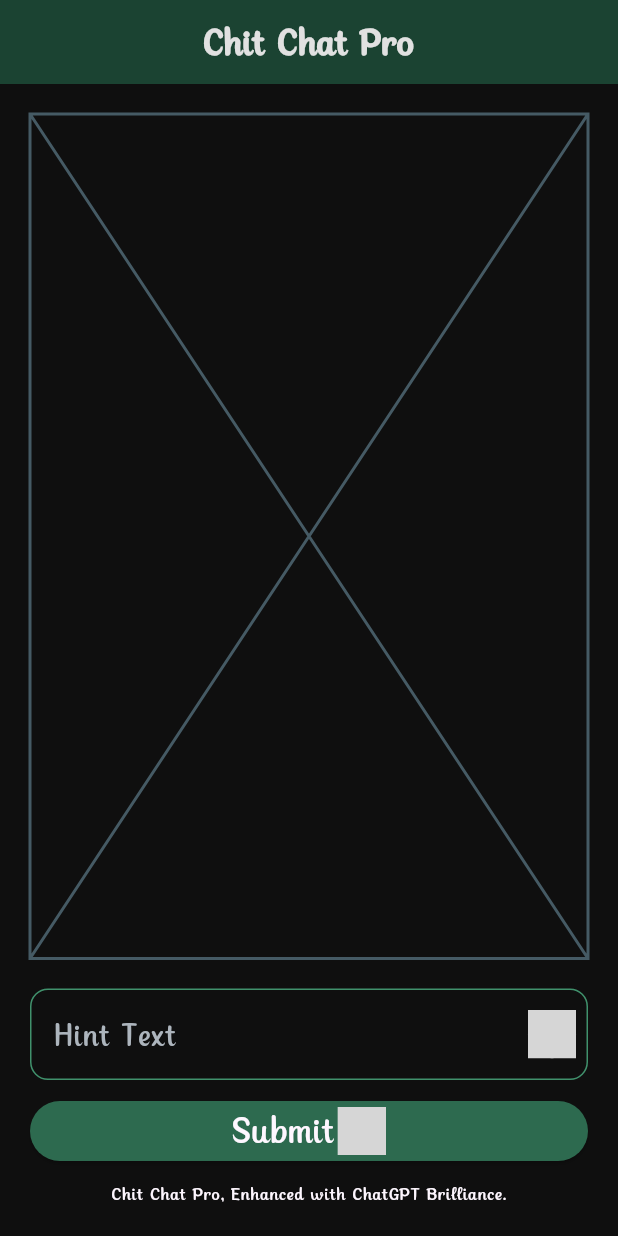
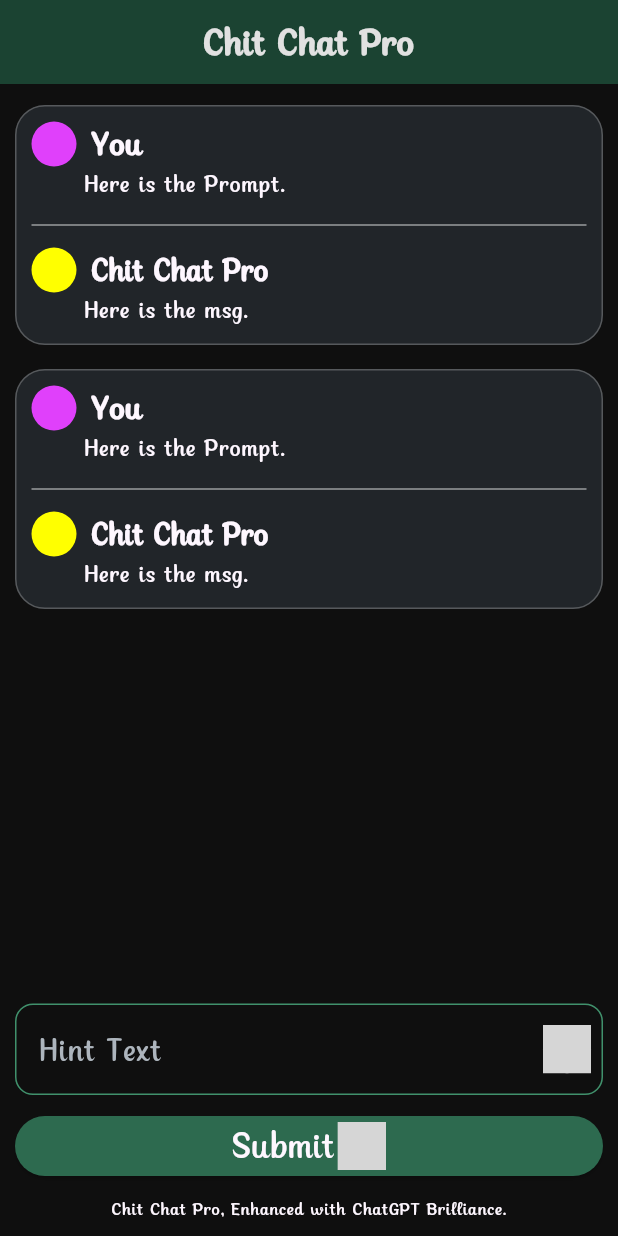
Before and after one commit to AkshatGupta-30/Chit-Chat-Pro--Flutter, a Flutter app: the screen it shows after launch, on a phone screen of 412 x 824 dp. Run offline on Flutter 3.47's test engine with Material 3 defaults, Android fonts, the phone set to English and light mode, and no system bars; our stand-ins replace flutter_dotenv, gap, get; missing offline and left inert: iconify_flutter_plus; grey boxes are pictures that could not be loaded.

Commit message:
Added prompt content section ui

```diff
--- a/lib/src/pages/home_page.dart
+++ b/lib/src/pages/home_page.dart
@@ -11,7 +11,7 @@ class HomePage extends StatelessWidget {
     return Scaffold(
       appBar: AppBar(title: Text('Chit Chat Pro'),),
       body: Container(
-        padding: EdgeInsets.all(20),
+        padding: EdgeInsets.only(top: 6),
         child: Column(
           children: [
             PromptView(),
--- a/lib/src/pages/prompt_view.dart
+++ b/lib/src/pages/prompt_view.dart
@@ -1,3 +1,4 @@
+import 'package:chit_chat_pro/utils/sections/prompt_content_section.dart';
 import 'package:flutter/material.dart';
 
 class PromptView extends StatelessWidget {
@@ -5,6 +6,13 @@ class PromptView extends StatelessWidget {
 
   @override
   Widget build(BuildContext context) {
-    return Expanded(child: Placeholder());
+    return Flexible(
+      child: ListView( // TODO - Convert to builder
+        children: [
+          PromptContentSection(),
+          PromptContentSection(),
+        ],
+      ),
+    );
   }
 }
--- a/lib/src/pages/textfield_view.dart
+++ b/lib/src/pages/textfield_view.dart
@@ -8,7 +8,9 @@ class BottomView extends StatelessWidget {
 
   @override
   Widget build(BuildContext context) {
-    return Column(
+    return Padding(
+      padding: EdgeInsets.all(10),
+      child: Column(
         children: [
           TextField(
             decoration: InputDecoration(
@@ -34,6 +36,7 @@ class BottomView extends StatelessWidget {
             style: Theme.of(context).primaryTextTheme.bodySmall,
           )
         ],
+      ),
     );
   }
 }
--- /dev/null
+++ b/lib/utils/sections/content_section.dart
@@ -0,0 +1,36 @@
+import 'package:flutter/material.dart';
+import 'package:gap/gap.dart';
+
+class ContentSection extends StatelessWidget {
+  ContentSection({super.key});
+
+  @override
+  Widget build(BuildContext context) {
+    return Column(
+      mainAxisSize: MainAxisSize.min,
+      children: [
+        Row(
+          mainAxisSize: MainAxisSize.max,
+          children: [
+            CircleAvatar(radius: 15, backgroundColor: Colors.yellowAccent,),
+            Gap(5),
+            Container(
+              height: 30, padding: EdgeInsets.symmetric(horizontal: 5), alignment: Alignment.center,
+              child: Text('Chit Chat Pro', style: Theme.of(context).primaryTextTheme.headlineSmall!.copyWith(
+                fontWeight: FontWeight.w800, fontSize: 21
+              ))
+            )
+          ]
+        ),
+        Row(
+          mainAxisSize: MainAxisSize.max,
+          children: [
+            SizedBox(width: 30,),
+            Gap(5),
+            Expanded(child: Text('Here is the msg.', style: Theme.of(context).primaryTextTheme.bodyLarge,))
+          ]
+        )
+      ],
+    );
+  }
+}
--- /dev/null
+++ b/lib/utils/sections/prompt_content_section.dart
@@ -0,0 +1,28 @@
+import 'package:chit_chat_pro/utils/sections/content_section.dart';
+import 'package:chit_chat_pro/utils/sections/prompt_section.dart';
+import 'package:flutter/material.dart';
+import 'package:gap/gap.dart';
+
+class PromptContentSection extends StatelessWidget {
+  PromptContentSection({super.key});
+
+  @override
+  Widget build(BuildContext context) {
+    return Container(
+      margin: EdgeInsets.symmetric(horizontal: 10, vertical: 8),
+      padding: EdgeInsets.all(10),
+      decoration: BoxDecoration(
+        color: Color(0xFF212529),
+        border: Border.all(color: Colors.white24),
+        borderRadius: BorderRadius.circular(20)
+      ),
+      child: Column(
+        children: [
+          PromptSection(),
+          Gap(7), Divider(color: Colors.white54,), Gap(7),
+          ContentSection()
+        ],
+      )
+    );
+  }
+}
--- /dev/null
+++ b/lib/utils/sections/prompt_section.dart
@@ -0,0 +1,33 @@
+import 'package:flutter/material.dart';
+import 'package:gap/gap.dart';
+
+class PromptSection extends StatelessWidget {
+  PromptSection({super.key});
+
+  @override
+  Widget build(BuildContext context) {
+    return Column(
+      children: [
+        Row(
+          mainAxisSize: MainAxisSize.max,
+          children: [
+            CircleAvatar(radius: 15, backgroundColor: Colors.purpleAccent,), Gap(5),
+            Container(
+              height: 30, padding: EdgeInsets.symmetric(horizontal: 5), alignment: Alignment.center,
+              child: Text('You', style: Theme.of(context).primaryTextTheme.headlineSmall!.copyWith(
+                fontWeight: FontWeight.w800, fontSize: 22
+              ))
+            )
+          ]
+        ),
+        Row(
+          mainAxisSize: MainAxisSize.max,
+          children: [
+            SizedBox(width: 30,), Gap(5),
+            Expanded(child: Text('Here is the Prompt.', style: Theme.of(context).primaryTextTheme.bodyLarge,))
+          ]
+        )
+      ],
+    );
+  }
+}
```
Lines whose indentation alone changed are shown as unchanged.
